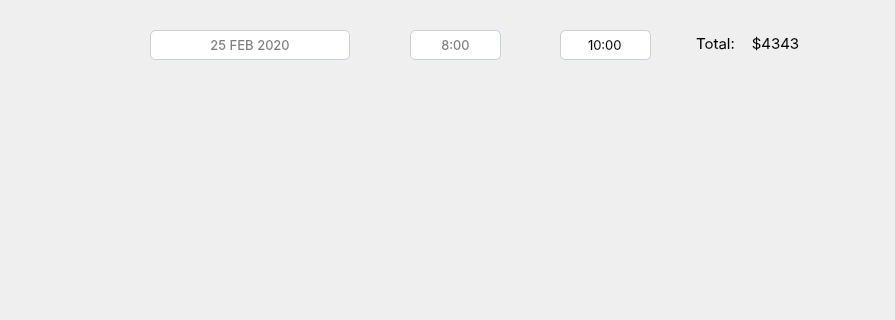
First picture: the form in appetizer-core/components-cajero/contenedorhistorialcuentas.ui, repository AngelGenis/Appetizer, before the edit; both pictures show x 0 to 895 and y 0 to 320 of the 895 by 581 pixel window.
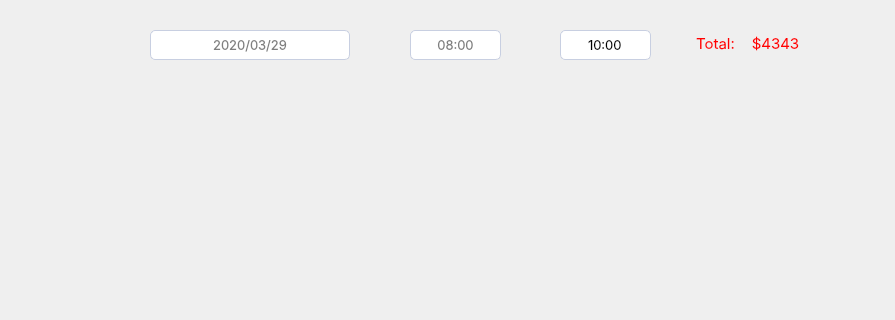
Second picture: the form after the edit. Icons and pictures are not drawn.

Commit message: Crear Filtro fecha y ganancia total por fecha

Patch:
```diff
--- a/appetizer-core/components-cajero/contenedorhistorialcuentas.ui
+++ b/appetizer-core/components-cajero/contenedorhistorialcuentas.ui
@@ -63,6 +63,9 @@
      <pointsize>11</pointsize>
     </font>
    </property>
+   <property name="styleSheet">
+    <string notr="true">color: red;</string>
+   </property>
    <property name="text">
     <string>Total:</string>
    </property>
@@ -85,6 +88,9 @@
      <pointsize>11</pointsize>
     </font>
    </property>
+   <property name="styleSheet">
+    <string notr="true">color: red;</string>
+   </property>
    <property name="text">
     <string>$4343</string>
    </property>
@@ -115,7 +121,7 @@
     <set>Qt::AlignCenter</set>
    </property>
    <property name="placeholderText">
-    <string>25 FEB 2020</string>
+    <string>2020/03/29</string>
    </property>
   </widget>
   <widget class="QLineEdit" name="horaini">
@@ -141,7 +147,7 @@
     <set>Qt::AlignCenter</set>
    </property>
    <property name="placeholderText">
-    <string>8:00</string>
+    <string>08:00</string>
    </property>
   </widget>
   <widget class="QLineEdit" name="horafin">
```
Left out of the diff: 3 changed lines with no effect on the pictures. The commit also changes 2 other files.
